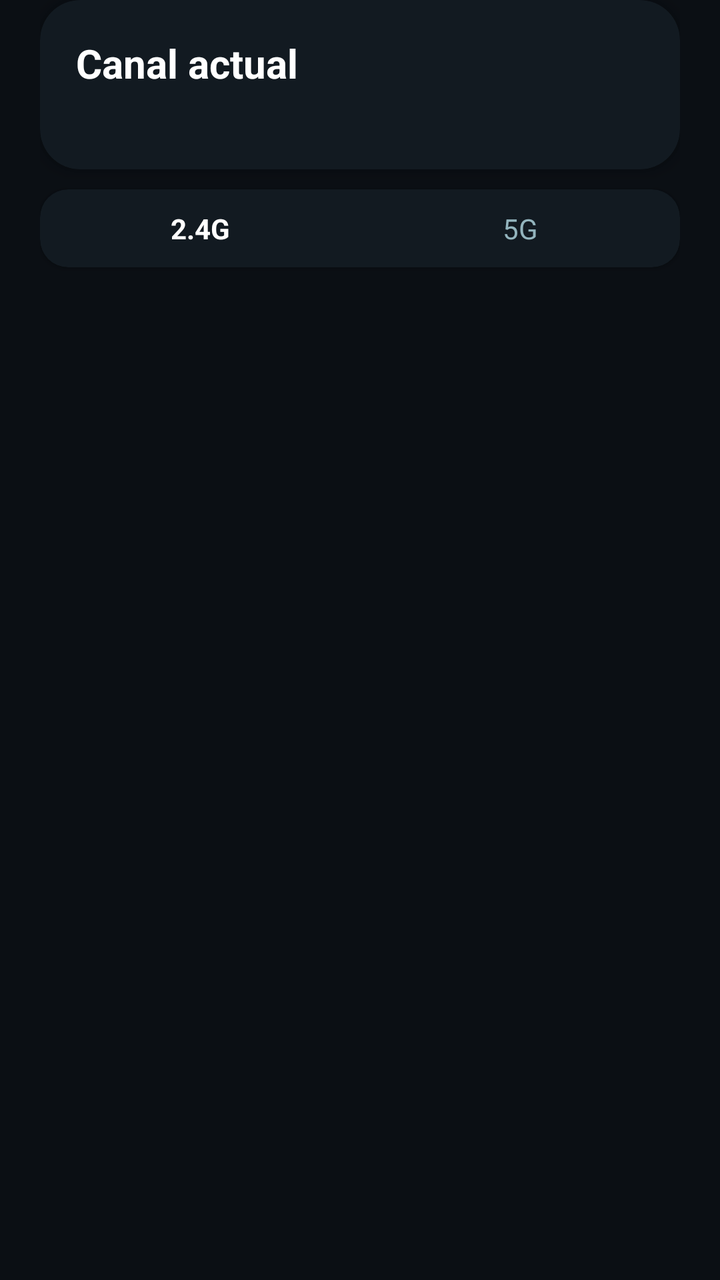
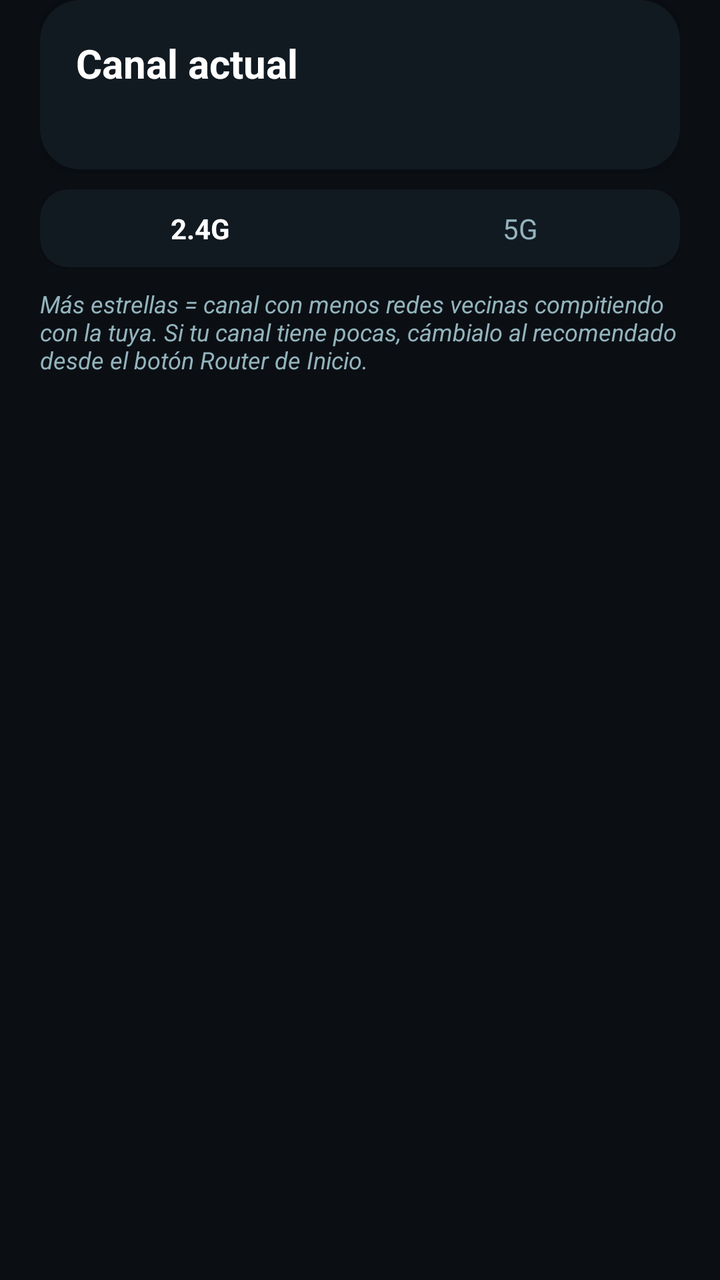

Before-and-after screenshots of an Android layout around one commit, followed by the original layout XML and the change that was made.
<!-- AndroidManifest.xml: application theme Theme.AnalizerMeow -->
<!-- res/layout/fragment_channels.xml -->
<?xml version="1.0" encoding="utf-8"?>
<LinearLayout
    xmlns:android="http://schemas.android.com/apk/res/android"
    xmlns:app="http://schemas.android.com/apk/res-auto"
    android:layout_width="match_parent"
    android:layout_height="match_parent"
    android:orientation="vertical"
    android:paddingHorizontal="20dp">

    <com.google.android.material.card.MaterialCardView
        android:layout_width="match_parent"
        android:layout_height="wrap_content"
        android:layout_marginBottom="10dp"
        app:cardBackgroundColor="@color/meow_surface"
        app:cardCornerRadius="20dp"
        app:cardElevation="6dp">

        <LinearLayout
            android:layout_width="match_parent"
            android:layout_height="wrap_content"
            android:orientation="vertical"
            android:padding="18dp">

            <TextView
                android:id="@+id/channels_current"
                android:layout_width="wrap_content"
                android:layout_height="wrap_content"
                android:text="Canal actual"
                android:textColor="@color/meow_text_primary"
                android:textSize="20sp"
                android:textStyle="bold" />

            <TextView
                android:id="@+id/channels_recommended"
                android:layout_width="wrap_content"
                android:layout_height="wrap_content"
                android:layout_marginTop="4dp"
                android:text=""
                android:textColor="@color/meow_accent"
                android:textSize="13sp" />
        </LinearLayout>
    </com.google.android.material.card.MaterialCardView>

    <com.google.android.material.card.MaterialCardView
        android:layout_width="match_parent"
        android:layout_height="wrap_content"
        android:layout_marginBottom="10dp"
        app:cardBackgroundColor="@color/meow_surface"
        app:cardCornerRadius="14dp"
        app:cardElevation="2dp">

        <LinearLayout
            android:layout_width="match_parent"
            android:layout_height="wrap_content"
            android:orientation="horizontal">

            <TextView
                android:id="@+id/channels_tab_24"
                android:layout_width="0dp"
                android:layout_height="wrap_content"
                android:layout_weight="1"
                android:gravity="center"
                android:padding="10dp"
                android:text="2.4G"
                android:textColor="@color/meow_text_primary"
                android:textStyle="bold" />

            <TextView
                android:id="@+id/channels_tab_5"
                android:layout_width="0dp"
                android:layout_height="wrap_content"
                android:layout_weight="1"
                android:gravity="center"
                android:padding="10dp"
                android:text="5G"
                android:textColor="@color/meow_text_secondary" />

        </LinearLayout>
    </com.google.android.material.card.MaterialCardView>

    <androidx.recyclerview.widget.RecyclerView
        android:id="@+id/channels_list"
        android:layout_width="match_parent"
        android:layout_height="0dp"
        android:layout_weight="1"
        android:clipToPadding="false"
        android:paddingBottom="12dp" />

</LinearLayout>
<!-- resources referenced by this layout -->
<resources>
  <color name="meow_accent">#26E1EC</color>
  <color name="meow_surface">#121A21</color>
  <color name="meow_text_primary">#FFFFFF</color>
  <color name="meow_text_secondary">#93B4BD</color>
  <style name="Theme.AnalizerMeow" parent="Theme.MaterialComponents.DayNight.NoActionBar">
          <item name="colorPrimary">@color/meow_accent</item>
          <item name="colorPrimaryVariant">@color/meow_accent_dim</item>
          <item name="colorSecondary">@color/meow_accent</item>
          <item name="colorSecondaryVariant">@color/meow_accent_dim</item>
          <item name="colorSurface">@color/meow_surface</item>
          <item name="colorOnSurface">@color/meow_text_primary</item>
          <item name="android:windowBackground">@color/meow_background</item>
          <item name="android:statusBarColor">@color/meow_header</item>
      </style>
  <color name="meow_accent_dim">#0F8A94</color>
  <color name="meow_background">#0B0F14</color>
  <color name="meow_header">#0E3A42</color>
</resources>

<!-- the commit's change to res/layout/fragment_channels.xml (unified diff, before → after) -->
@@ -78,6 +78,15 @@
         </LinearLayout>
     </com.google.android.material.card.MaterialCardView>
 
+    <TextView
+        android:layout_width="match_parent"
+        android:layout_height="wrap_content"
+        android:layout_marginBottom="10dp"
+        android:text="Más estrellas = canal con menos redes vecinas compitiendo con la tuya. Si tu canal tiene pocas, cámbialo al recomendado desde el botón Router de Inicio."
+        android:textColor="@color/meow_text_secondary"
+        android:textSize="12sp"
+        android:textStyle="italic" />
+
     <androidx.recyclerview.widget.RecyclerView
         android:id="@+id/channels_list"
         android:layout_width="match_parent"
